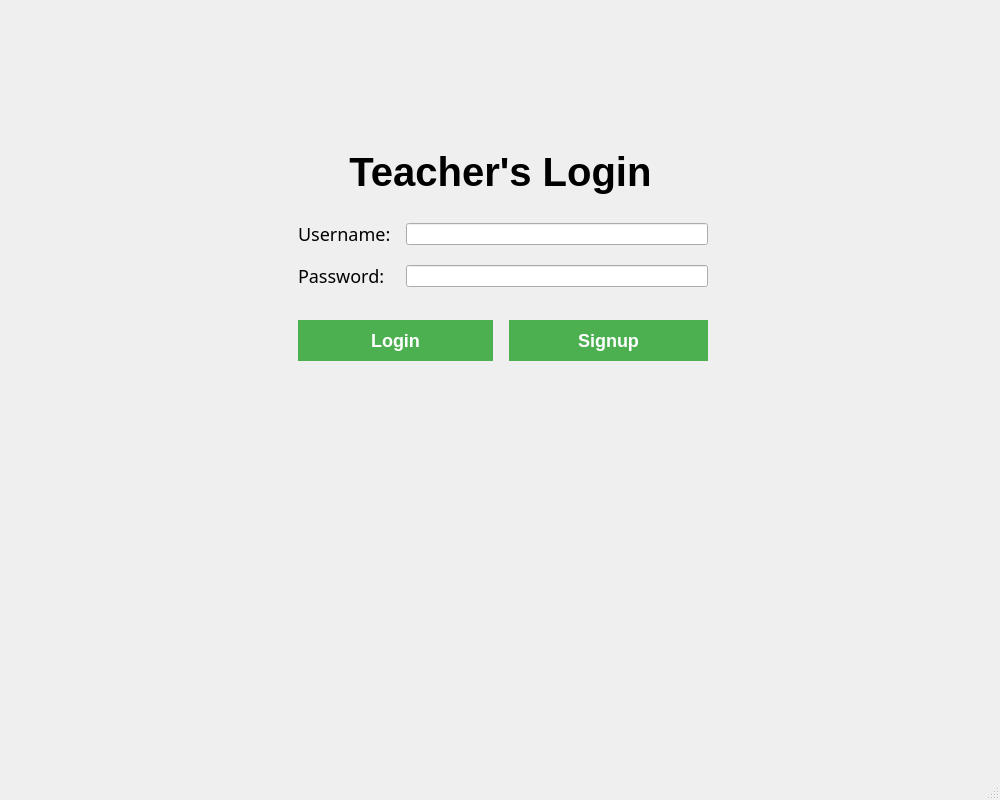
This is app/ui/login.ui in mudit-codes/attendify as Qt 5 draws it before an edit. The edited form follows.
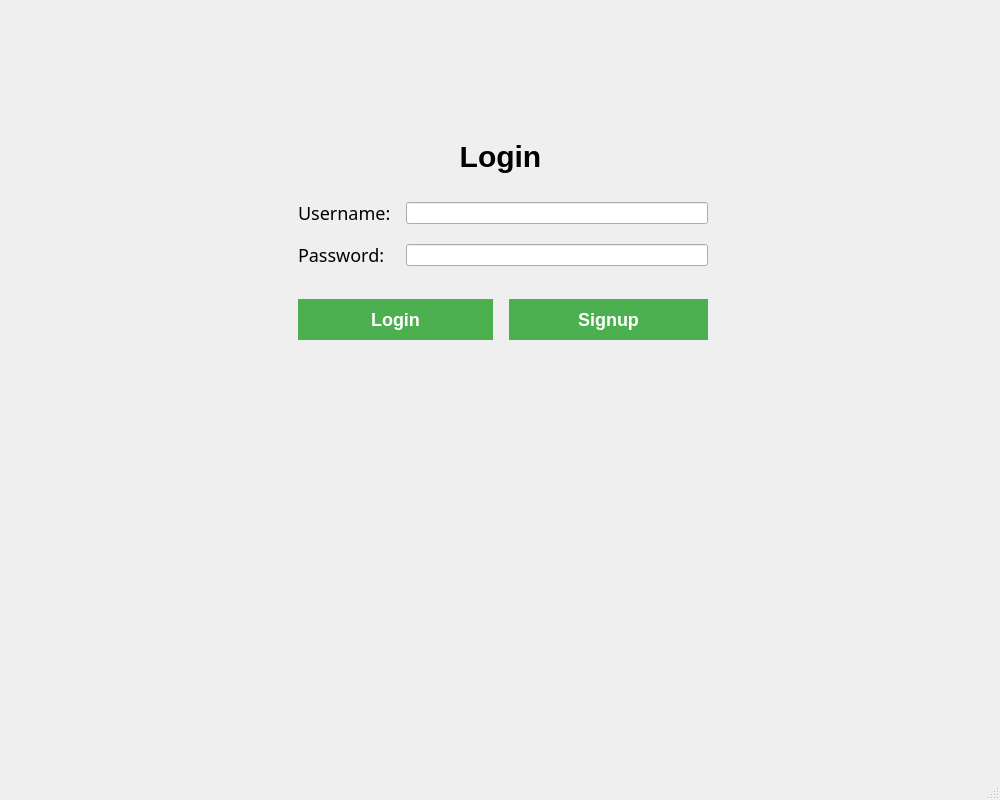
This is the edited form. Icons and pictures are not drawn.

Patch:
```diff
--- a/app/ui/login.ui
+++ b/app/ui/login.ui
@@ -27,7 +27,7 @@
                         <property name="styleSheet">
                             <string>
                                 QLabel {
-                                margin-top: 100px;
+                                    margin-top: 80px;
                                 }
                             </string>
                         </property>
@@ -40,7 +40,7 @@
                         <item row="0" column="0" colspan="2">
                             <widget class="QLabel" name="loginFormLabel">
                                 <property name="text">
-                                    <string>Teacher's Login</string>
+                                    <string>Login</string>
                                 </property>
                                 <property name="alignment">
                                     <set>Qt::AlignCenter</set>
@@ -48,8 +48,8 @@
                                 <property name="styleSheet">
                                     <string>
                                         QLabel {
-                                        margin-top: 20px;
-                                        font-size: 40px;
+                                        margin-top: 30px;
+                                        font-size: 30px;
                                         font-weight: bold;
                                         font-family: Arial, sans-serif;
                                         }
```
Left out of the diff: 2 changed lines with no effect on the pictures.
